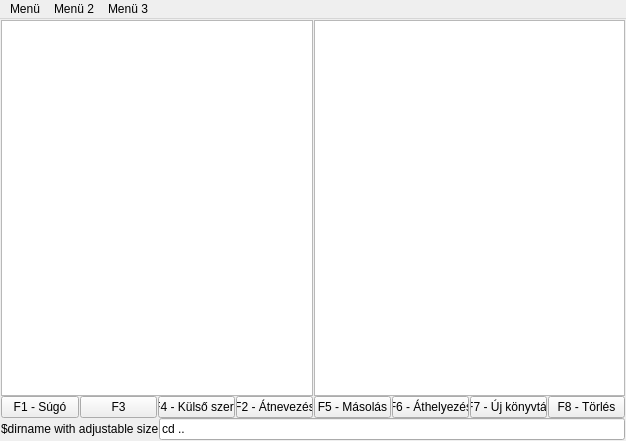
Qt form sandbox/gui_plan_lol/gui_1.ui (andrikoka/vdmanager) before a commit.
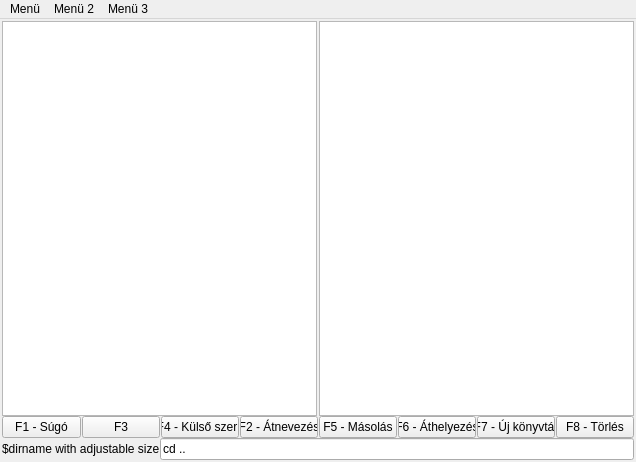
The same form after that commit.

The edit to the form file:
```diff
--- a/sandbox/gui_plan_lol/gui_1.ui
+++ b/sandbox/gui_plan_lol/gui_1.ui
@@ -6,8 +6,8 @@
    <rect>
     <x>0</x>
     <y>0</y>
-    <width>626</width>
-    <height>441</height>
+    <width>636</width>
+    <height>462</height>
    </rect>
   </property>
   <property name="sizePolicy">
@@ -37,32 +37,43 @@
    </property>
    <layout class="QVBoxLayout" name="verticalLayout">
     <property name="spacing">
-     <number>1</number>
+     <number>2</number>
     </property>
     <property name="margin">
-     <number>1</number>
+     <number>2</number>
     </property>
     <item>
-     <layout class="QVBoxLayout" name="mainLayout" stretch="0,0,0">
+     <layout class="QVBoxLayout" name="mainLayout">
       <property name="spacing">
        <number>0</number>
       </property>
-      <property name="sizeConstraint">
-       <enum>QLayout::SetNoConstraint</enum>
-      </property>
-      <property name="margin">
-       <number>0</number>
-      </property>
       <item>
        <layout class="QHBoxLayout" name="panel_layout">
         <property name="spacing">
-         <number>1</number>
+         <number>2</number>
         </property>
         <item>
-         <widget class="QListWidget" name="panel_left"/>
+         <layout class="QVBoxLayout" name="panelLeftLayout" stretch="0">
+          <property name="spacing">
+           <number>2</number>
+          </property>
+          <property name="sizeConstraint">
+           <enum>QLayout::SetFixedSize</enum>
+          </property>
+          <item>
+           <widget class="QListWidget" name="panel_left"/>
+          </item>
+         </layout>
         </item>
         <item>
-         <widget class="QListWidget" name="panel_right"/>
+         <layout class="QVBoxLayout" name="panelRightLayout">
+          <property name="spacing">
+           <number>2</number>
+          </property>
+          <item>
+           <widget class="QListWidget" name="panel_right"/>
+          </item>
+         </layout>
         </item>
        </layout>
       </item>
@@ -156,7 +167,7 @@
     <rect>
      <x>0</x>
      <y>0</y>
-     <width>626</width>
+     <width>636</width>
      <height>18</height>
     </rect>
    </property>
```
Left out of the diff: 4 changed lines with no effect on the pictures.
